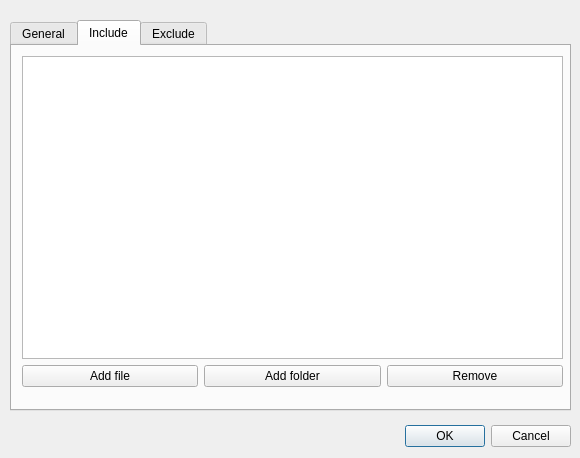
First picture: the form in borg_qt/static/UI/Settings.ui, repository Nebucatnetzer/borg-qt, before the edit.
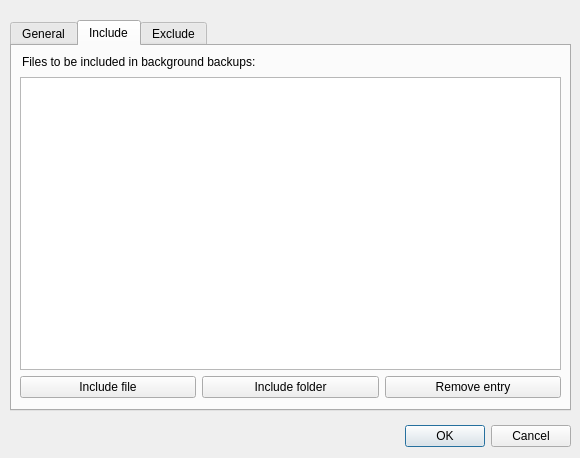
Second picture: the form after the edit. The open tabs and pages were chosen to show the change. Icons and pictures are not drawn.

Commit message: make the include and exclude UI clearer to read

```diff
--- a/borg_qt/static/UI/Settings.ui
+++ b/borg_qt/static/UI/Settings.ui
@@ -174,10 +174,10 @@
     <widget class="QWidget" name="verticalLayoutWidget_3">
      <property name="geometry">
       <rect>
-       <x>10</x>
-       <y>10</y>
+       <x>8</x>
+       <y>31</y>
        <width>541</width>
-       <height>331</height>
+       <height>321</height>
       </rect>
      </property>
      <layout class="QVBoxLayout" name="layout_include">
@@ -189,7 +189,7 @@
         <item>
          <widget class="QPushButton" name="button_include_file">
           <property name="text">
-           <string>Add file</string>
+           <string>Include file</string>
           </property>
           <property name="icon">
            <iconset>
@@ -200,7 +200,7 @@
         <item>
          <widget class="QPushButton" name="button_include_directory">
           <property name="text">
-           <string>Add folder</string>
+           <string>Include folder</string>
           </property>
           <property name="icon">
            <iconset>
@@ -211,7 +211,7 @@
         <item>
          <widget class="QPushButton" name="button_remove_include">
           <property name="text">
-           <string>Remove</string>
+           <string>Remove entry</string>
           </property>
           <property name="icon">
            <iconset>
@@ -223,6 +223,19 @@
       </item>
      </layout>
     </widget>
+    <widget class="QLabel" name="label">
+     <property name="geometry">
+      <rect>
+       <x>10</x>
+       <y>8</y>
+       <width>271</width>
+       <height>16</height>
+      </rect>
+     </property>
+     <property name="text">
+      <string>Files to be included in background backups:</string>
+     </property>
+    </widget>
    </widget>
    <widget class="QWidget" name="tab_exclude">
     <attribute name="title">
```
Left out of the diff: 29 changed lines with no effect on the pictures.
